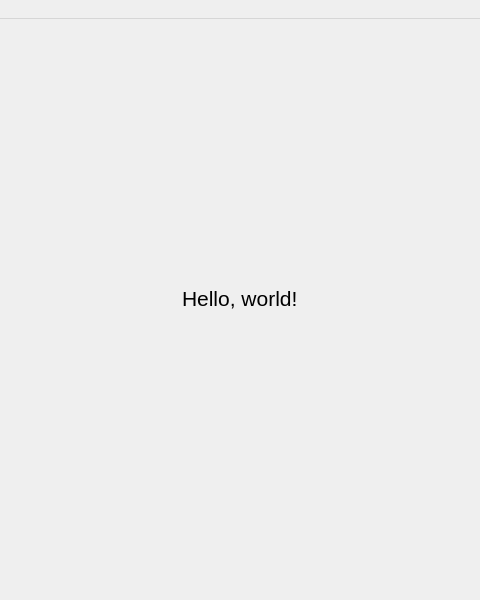
Qt form PhantomEditor/phantomeditor.ui (jadulose/Phantom3) before a commit; both pictures show x 160 to 640 and y 0 to 600 of the 800 by 600 pixel window.
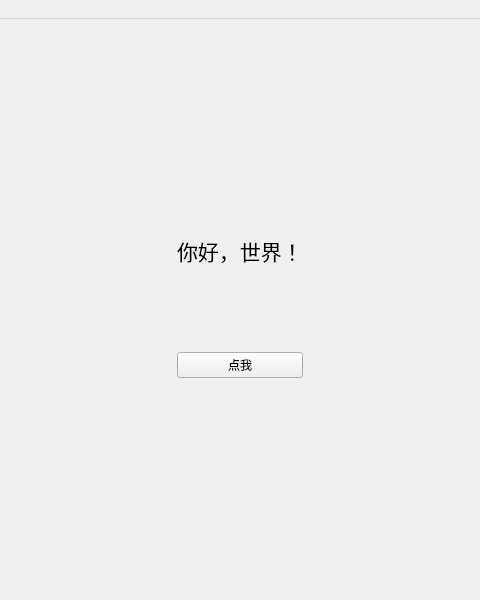
The same form after that commit.

Patch:
```diff
--- a/PhantomEditor/phantomeditor.ui
+++ b/PhantomEditor/phantomeditor.ui
@@ -29,16 +29,66 @@
      </spacer>
     </item>
     <item>
-     <widget class="QLabel" name="label">
-      <property name="font">
-       <font>
-        <pointsize>16</pointsize>
-       </font>
-      </property>
-      <property name="text">
-       <string>Hello, world!</string>
-      </property>
-     </widget>
+     <layout class="QVBoxLayout" name="verticalLayout" stretch="3,1,1,1,3">
+      <item>
+       <spacer name="verticalSpacer">
+        <property name="orientation">
+         <enum>Qt::Vertical</enum>
+        </property>
+        <property name="sizeHint" stdset="0">
+         <size>
+          <width>20</width>
+          <height>40</height>
+         </size>
+        </property>
+       </spacer>
+      </item>
+      <item>
+       <widget class="QLabel" name="label">
+        <property name="font">
+         <font>
+          <pointsize>16</pointsize>
+         </font>
+        </property>
+        <property name="text">
+         <string>你好，世界！</string>
+        </property>
+       </widget>
+      </item>
+      <item>
+       <spacer name="verticalSpacer_2">
+        <property name="orientation">
+         <enum>Qt::Vertical</enum>
+        </property>
+        <property name="sizeHint" stdset="0">
+         <size>
+          <width>20</width>
+          <height>40</height>
+         </size>
+        </property>
+       </spacer>
+      </item>
+      <item>
+       <widget class="QPushButton" name="pushButton">
+        <property name="text">
+         <string>点我</string>
+        </property>
+       </widget>
+      </item>
+      <item>
+       <spacer name="verticalSpacer_3">
+        <property name="orientation">
+         <enum>Qt::Vertical</enum>
+        </property>
+        <property name="sizeHint" stdset="0">
+         <size>
+          <width>20</width>
+          <height>40</height>
+         </size>
+        </property>
+       </spacer>
+      </item>
+     </layout>
     </item>
     <item>
      <spacer name="horizontalSpacer_2">
```
Left out of the diff: 28 changed lines with no effect on the pictures.
